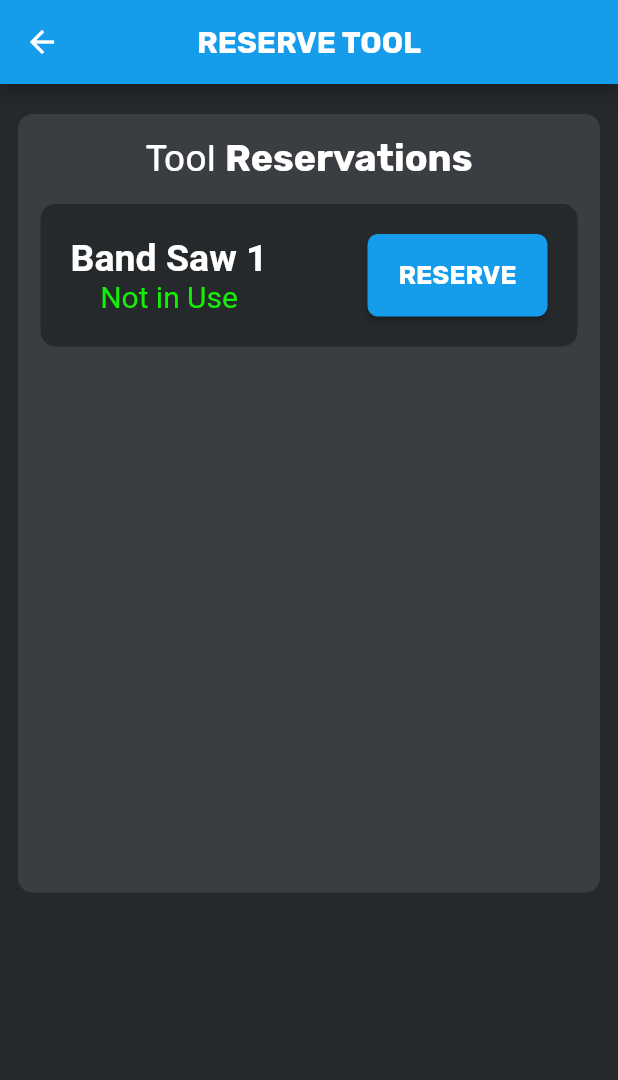
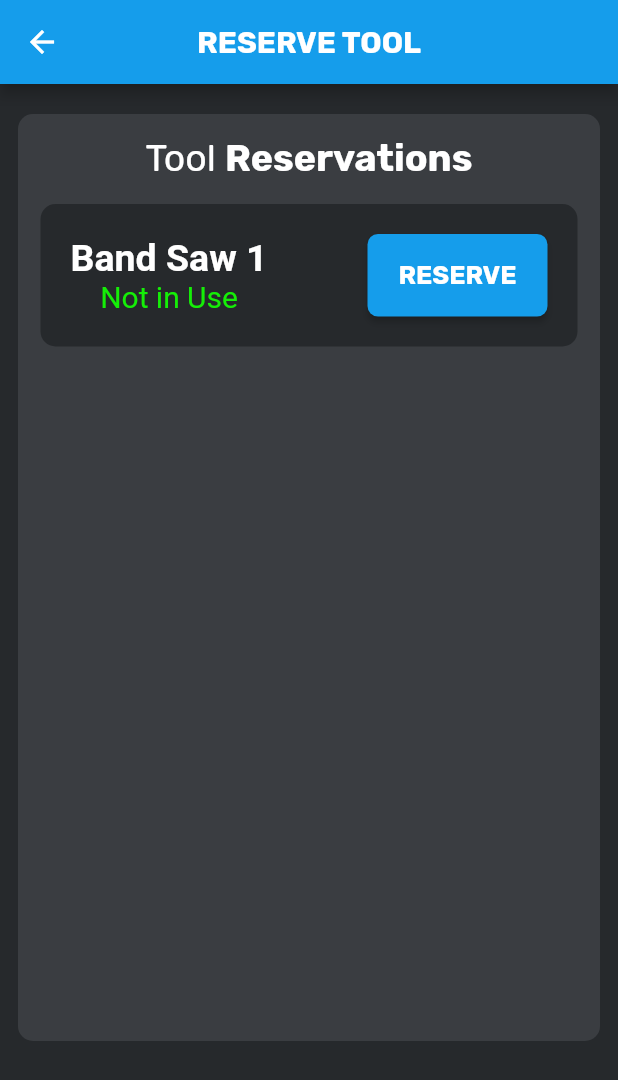
Before and after one commit to Team-Optix-3749/OptixToolkit, a Flutter app: the ToolReserve screen opened directly, on a phone screen of 412 x 824 dp. Shown: the top 1080 px of the screen. Run offline on Flutter 3.47's test engine with Material 2 defaults, Android fonts, the phone set to English and light mode, and no system bars; our stand-ins replace firebase_auth, google_fonts, percent_indicator; missing offline and left inert: barcode_scan, loading_animations; accounts and stored records are empty.

Commit message:
adjust media query for reserve

```diff
--- a/lib/ui/tools/ToolReserve.dart
+++ b/lib/ui/tools/ToolReserve.dart
@@ -39,7 +39,7 @@ class _ToolReserveState extends State<ToolReserve> {
       body: Container(
         margin: EdgeInsets.only(left: 12, top: 20, right: 12, bottom: 0),
         width: 400,
-        height: MediaQuery.of(context).size.height * 0.63,
+        height: MediaQuery.of(context).size.height * 0.75,
         decoration: BoxDecoration(
           borderRadius: BorderRadius.circular(10.0),
           color: Color(0xff3a3d41),
```
